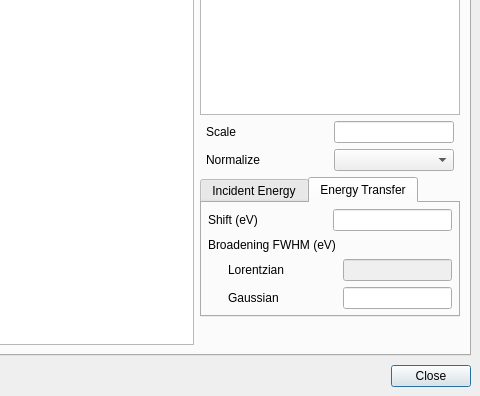
mretegan/crispy, file crispy/resources/gui/uis/quanty/details.ui: the form before one commit; both pictures show x 86 to 566 and y 109 to 505 of the 566 by 505 pixel window.
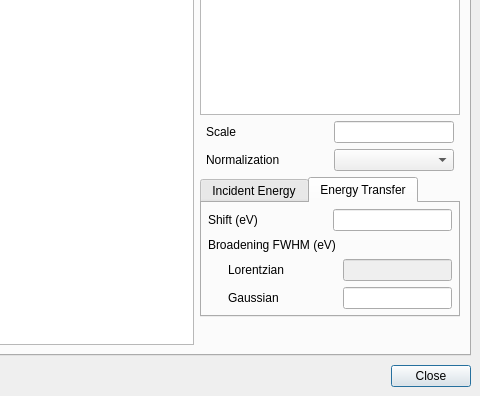
The form after the commit. Custom widgets are drawn as their Qt base class.

Commit message: Add normalization selection in the details dialog

Patch:
```diff
--- a/crispy/resources/gui/uis/quanty/details.ui
+++ b/crispy/resources/gui/uis/quanty/details.ui
@@ -128,7 +128,7 @@
            <item row="1" column="0">
             <widget class="QLabel" name="label_2">
              <property name="text">
-              <string>Normalize</string>
+              <string>Normalization</string>
              </property>
             </widget>
            </item>
```
Left out of the diff: 4 changed lines with no effect on the pictures. The commit also changes 1 other file.
